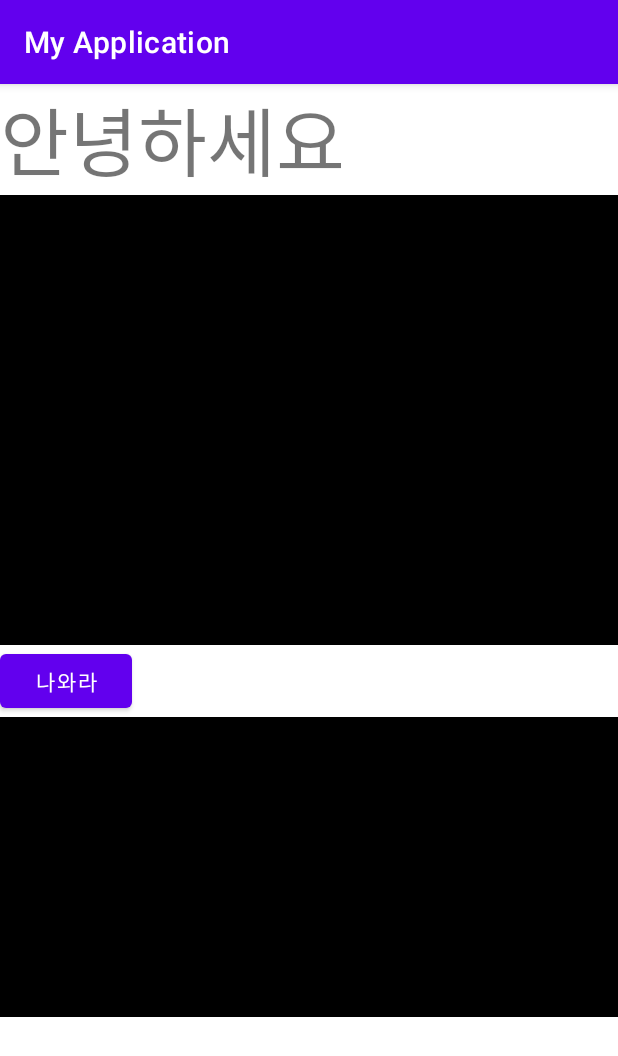
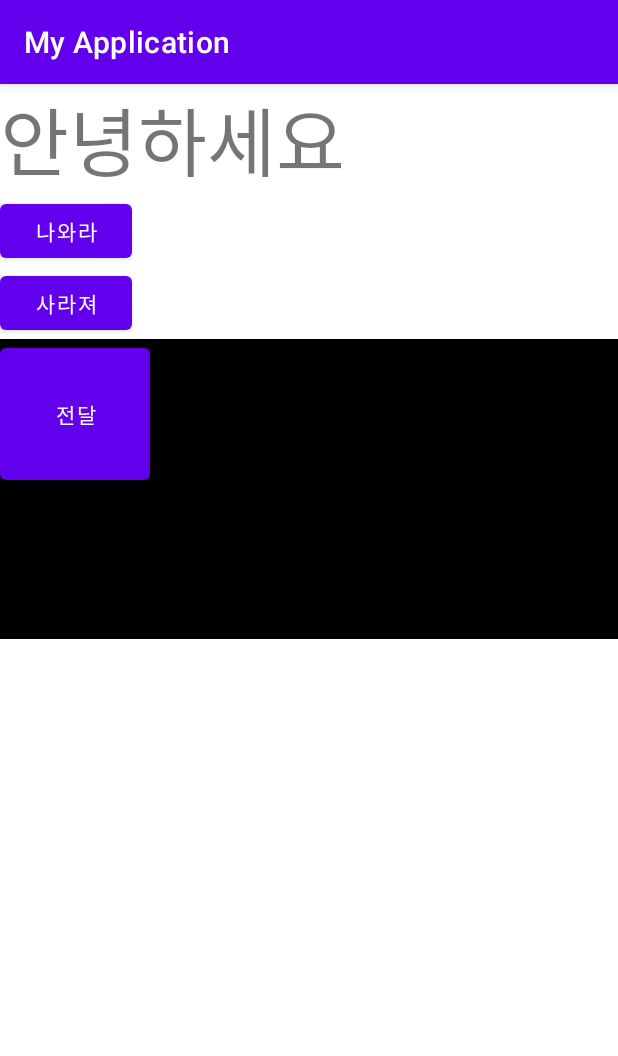
Before and after one commit to kh-min7/Android1, an Android app: the screen it shows after launch (FragmentActivity), after a tap on "나와라", on a phone screen of 412 x 824 dp. Shown: the top 1056 px of the screen. Run offline under Robolectric (Android 15) with nearby library versions, the phone set to English and light mode, and no system bars.

Commit message:
2021-08-16

```diff
--- a/app/src/main/java/com/example/myapplication/FragmentActivity.kt
+++ b/app/src/main/java/com/example/myapplication/FragmentActivity.kt
@@ -6,7 +6,11 @@ import android.util.Log
 import androidx.fragment.app.FragmentManager
 import kotlinx.android.synthetic.main.activity_fragment.*
 
-class FragmentActivity : AppCompatActivity() {
+class FragmentActivity : AppCompatActivity(), FragmentOne.OnDataPassListener {
+
+    override fun onDataPass(data: String?){
+        Log.d("pass", ""+data)
+    }
 
     override fun onCreate(savedInstanceState: Bundle?) {
         super.onCreate(savedInstanceState)
@@ -14,9 +18,17 @@ class FragmentActivity : AppCompatActivity() {
         Log.d("life_cycle", "onCreate")
 
 
+
+        val fragmentOne: FragmentOne = FragmentOne()
+        // fragment에 data를 넣어주는 방법
+        val bundle: Bundle = Bundle()
+        bundle.putString("Hello", "hello")
+        fragmentOne.arguments = bundle
+
+
         button.setOnClickListener{
             // fragment를 동적으로 작동하는 방법
-            val fragmentOne: FragmentOne = FragmentOne()
+            // fragment 붙이는 방법 replace/add
             val framentManager: FragmentManager = supportFragmentManager
 
             // Transaction
@@ -27,6 +39,18 @@ class FragmentActivity : AppCompatActivity() {
             // 끝을 내는 방법
             // commit       -> 시간 될 때 해 (좀 더 안정적)
             // commitnow    -> 지금 당장해
+        }
+
+
+        button2.setOnClickListener {
+            // fragment remove/detach 하는 방법
+
+            val fragmentManager = supportFragmentManager
+            val fragmentTransaction = fragmentManager.beginTransaction()
+            fragmentTransaction.detach(fragmentOne)
+            fragmentTransaction.commit()
+
+
         }
     }
 
--- a/app/src/main/java/com/example/myapplication/FragmentOne.kt
+++ b/app/src/main/java/com/example/myapplication/FragmentOne.kt
@@ -7,12 +7,22 @@ import android.view.LayoutInflater
 import android.view.View
 import android.view.ViewGroup
 import androidx.fragment.app.Fragment
+import kotlinx.android.synthetic.main.fragment_one.*
 
 class FragmentOne: Fragment(){
+
+    interface OnDataPassListener{
+        fun onDataPass(data: String?)
+    }
+
+    lateinit var dataPassListener: OnDataPassListener
+
 
     override fun onAttach(context: Context) {
         Log.d("life_cycle", "F onAttach")
         super.onAttach(context)
+
+        dataPassListener = context as OnDataPassListener
     }
 
     override fun onCreate(savedInstanceState: Bundle?) {
@@ -36,10 +46,21 @@ class FragmentOne: Fragment(){
     override fun onViewCreated(view: View, savedInstanceState: Bundle?) {
         Log.d("life_cycle", "F onViewCreated")
         super.onViewCreated(view, savedInstanceState)
+
+        // Activity의 Oncreate에서 했던 작업을 여기에서 한다
+        pass.setOnClickListener {
+            dataPassListener.onDataPass("Good Bye")
+        }
     }
 
     override fun onActivityCreated(savedInstanceState: Bundle?) {
         Log.d("life_cycle", "F onActivityCreated")
+
+        // 이렇게 주게되면 xml에 있는 fragment는 주석처리해야 에러안뜸
+
+        val data = arguments?.getString("hello")
+        Log.d("data", ""+data)
+
         super.onActivityCreated(savedInstanceState)
     }
 
--- a/app/src/main/res/layout/activity_fragment.xml
+++ b/app/src/main/res/layout/activity_fragment.xml
@@ -13,17 +13,23 @@
         android:text="안녕하세요"
         android:textSize="50dp"/>
 
-    <fragment
-        android:id="@+id/fragment_one"
-        android:name="com.example.myapplication.FragmentOne"
-        android:layout_width="match_parent"
-        android:layout_height="300dp"/>
+<!--    <fragment-->
+<!--        android:id="@+id/fragment_one"-->
+<!--        android:name="com.example.myapplication.FragmentOne"-->
+<!--        android:layout_width="match_parent"-->
+<!--        android:layout_height="300dp"/>-->
 
     <Button
         android:id="@+id/button"
         android:layout_width="wrap_content"
         android:layout_height="wrap_content"
         android:text="나와라"/>
+
+    <Button
+        android:id="@+id/button2"
+        android:layout_width="wrap_content"
+        android:layout_height="wrap_content"
+        android:text="사라져"/>
 
     <LinearLayout
         android:layout_width="match_parent"
--- a/app/src/main/res/layout/fragment_one.xml
+++ b/app/src/main/res/layout/fragment_one.xml
@@ -5,4 +5,10 @@
     android:layout_width="match_parent"
     android:layout_height="match_parent">
 
+    <Button
+        android:layout_width="100dp"
+        android:layout_height="100dp"
+        android:id="@+id/pass"
+        android:text="전달"/>
+
 </LinearLayout>
```
Also changed, not shown: 1 other file.
